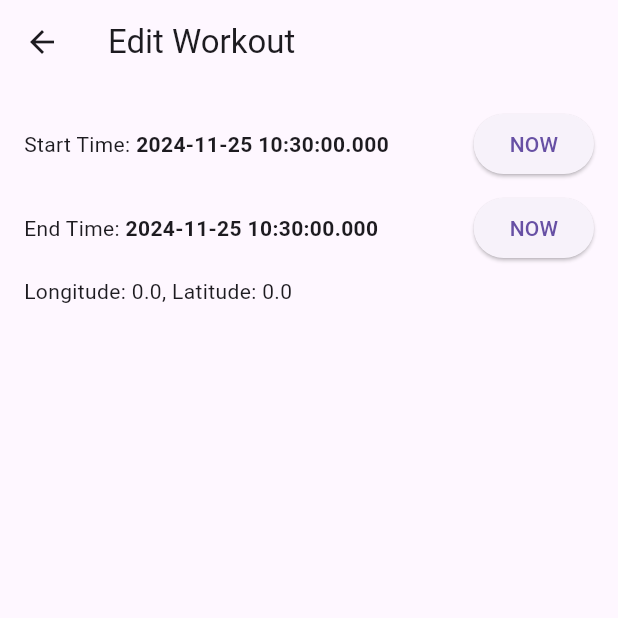
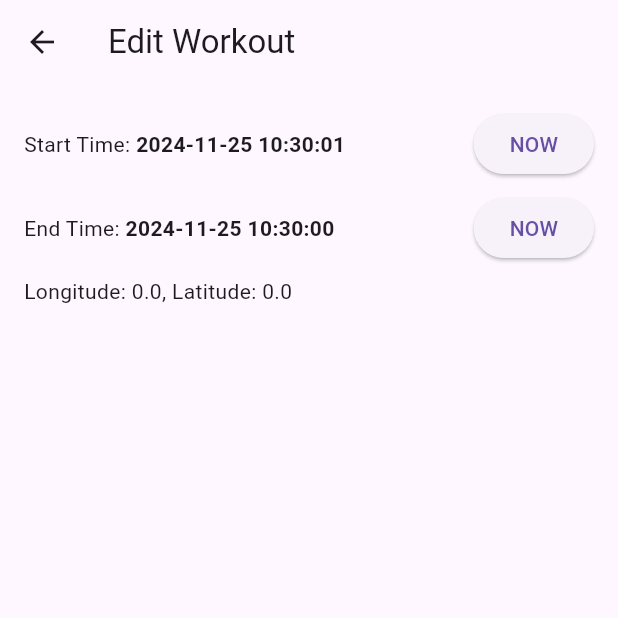
Before and after one commit to JeremyTubongbanua/sofe4640u-final, a Flutter app: the EditWorkoutPage screen opened directly with empty values, after a tap on "NOW", on a phone screen of 412 x 824 dp, the top half of it. Run offline on Flutter 3.47's test engine with Material 3 defaults, Android fonts, the phone set to English and light mode, and no system bars; our stand-ins replace geolocator, shared_preferences; accounts and stored records are empty.

Commit message:
feat: working great

```diff
--- a/track/lib/components/workout_info.dart
+++ b/track/lib/components/workout_info.dart
@@ -1,13 +1,26 @@
 import 'package:flutter/material.dart';
+import 'package:intl/intl.dart';
 import '../models/workout.dart';
 
 class WorkoutInfo extends StatelessWidget {
   final Workout workout;
+  final VoidCallback onStartTimeNow;
+  final VoidCallback onEndTimeNow;
 
-  const WorkoutInfo({super.key, required this.workout});
+  const WorkoutInfo({
+    super.key,
+    required this.workout,
+    required this.onStartTimeNow,
+    required this.onEndTimeNow,
+  });
 
   @override
   Widget build(BuildContext context) {
+    String formattedStartTime = DateFormat('yyyy-MM-dd HH:mm:ss').format(workout.startTime);
+    String formattedEndTime = workout.endTime != null
+        ? DateFormat('yyyy-MM-dd HH:mm:ss').format(workout.endTime!)
+        : 'Not yet set';
+
     return Row(
       crossAxisAlignment: CrossAxisAlignment.start,
       children: [
@@ -20,14 +33,12 @@ class WorkoutInfo extends StatelessWidget {
                   const Text('Start Time: '),
                   Expanded(
                     child: Text(
-                      '${workout.startTime}',
+                      formattedStartTime,
                       style: const TextStyle(fontWeight: FontWeight.w600),
                     ),
                   ),
                   ElevatedButton(
-                    onPressed: () {
-                      workout.startTime = DateTime.now();
-                    },
+                    onPressed: onStartTimeNow,
                     child: const Text('NOW'),
                   ),
                 ],
@@ -38,16 +49,12 @@ class WorkoutInfo extends StatelessWidget {
                   const Text('End Time: '),
                   Expanded(
                     child: Text(
-                      workout.endTime != null
-                          ? '${workout.endTime}'
-                          : 'Not yet set',
+                      formattedEndTime,
                       style: const TextStyle(fontWeight: FontWeight.w600),
                     ),
                   ),
                   ElevatedButton(
-                    onPressed: () {
-                      workout.endTime = DateTime.now();
-                    },
+                    onPressed: onEndTimeNow,
                     child: const Text('NOW'),
                   ),
                 ],
--- a/track/lib/pages/edit_workout_page.dart
+++ b/track/lib/pages/edit_workout_page.dart
@@ -53,7 +53,7 @@ class _EditWorkoutPageState extends State<EditWorkoutPage> {
   }
 
   Future<void> saveWorkout() async {
-    widget.workout.workoutItems = _workoutItems; // Assign the workout items
+    widget.workout.workoutItems = _workoutItems;
 
     final workouts = await _db.getWorkouts();
     final index = workouts.indexWhere((w) => w.id == widget.workout.id);
@@ -82,7 +82,19 @@ class _EditWorkoutPageState extends State<EditWorkoutPage> {
         child: Column(
           crossAxisAlignment: CrossAxisAlignment.start,
           children: [
-            WorkoutInfo(workout: widget.workout),
+            WorkoutInfo(
+              workout: widget.workout,
+              onStartTimeNow: () {
+                setState(() {
+                  widget.workout.startTime = DateTime.now();
+                });
+              },
+              onEndTimeNow: () {
+                setState(() {
+                  widget.workout.endTime = DateTime.now();
+                });
+              },
+            ),
             const SizedBox(height: 16),
             Expanded(
               child: ListView.builder(
```
